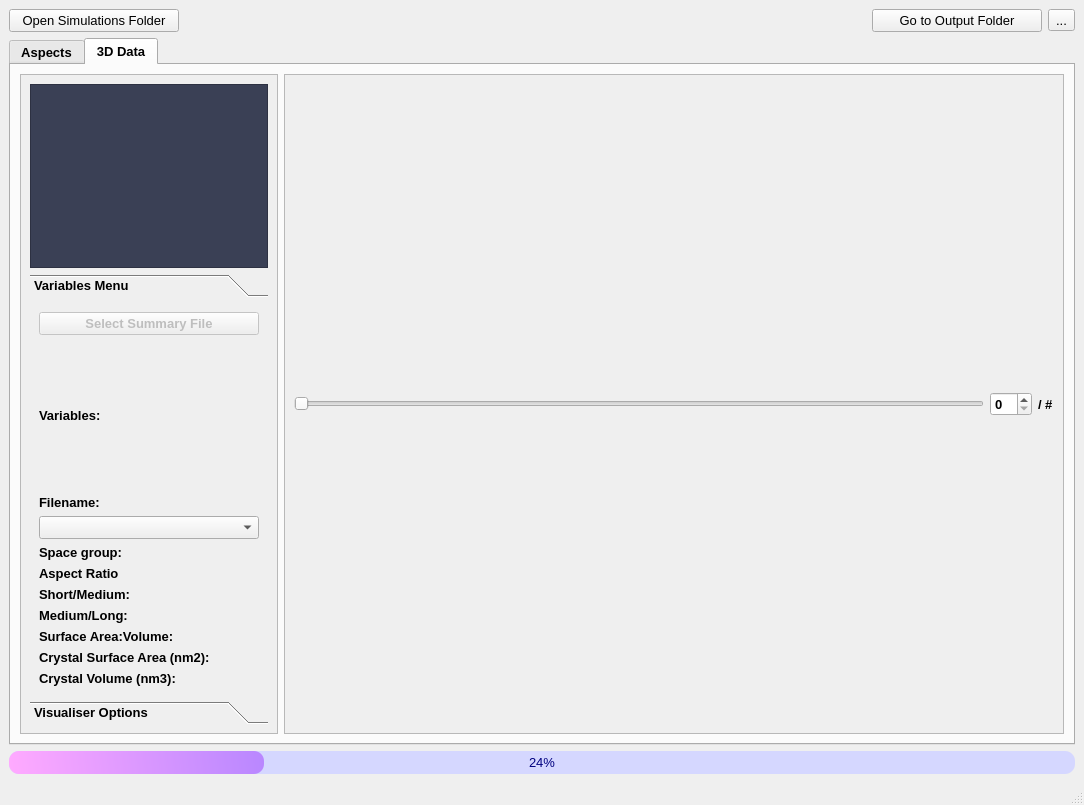
Qt form CrystalAspects/GUI/InputWindow.ui (CrystalGrowerOrg/cgaspects) before a commit.
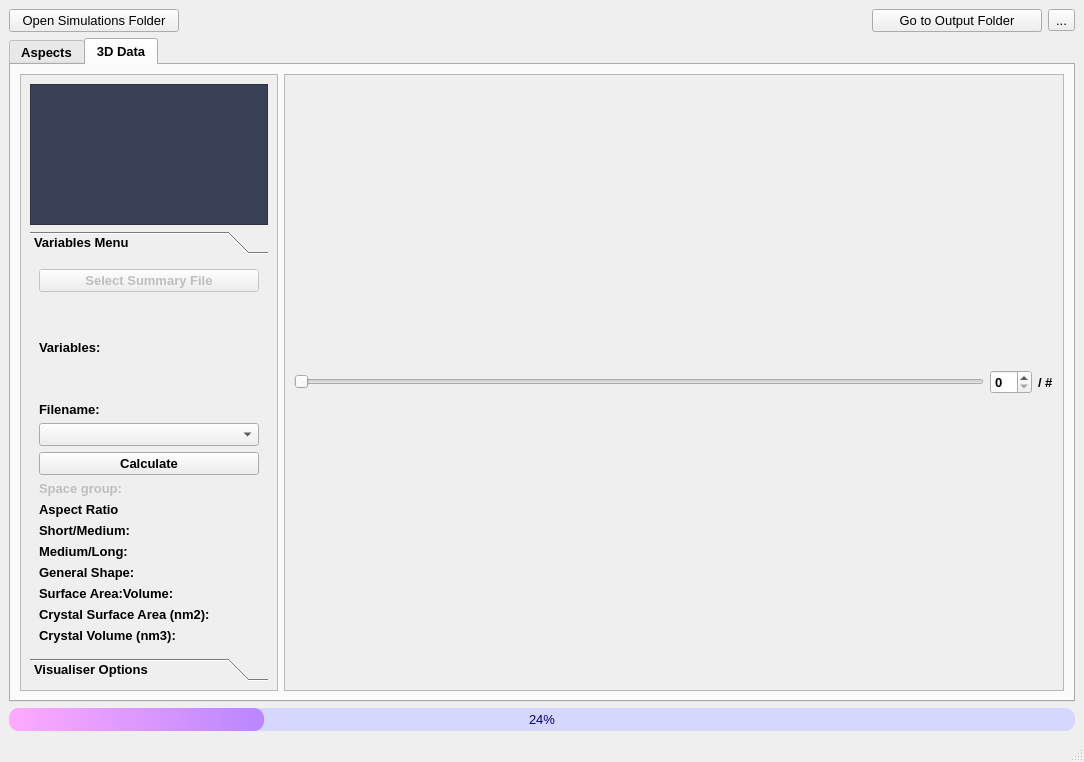
The same form after that commit. The open tabs and pages were chosen to show the change. Icons and pictures are not drawn.

```diff
--- a/CrystalAspects/GUI/InputWindow.ui
+++ b/CrystalAspects/GUI/InputWindow.ui
@@ -10,7 +10,7 @@
     <x>0</x>
     <y>0</y>
     <width>1084</width>
-    <height>805</height>
+    <height>762</height>
    </rect>
   </property>
   <property name="font">
@@ -1326,7 +1326,7 @@
                <x>0</x>
                <y>0</y>
                <width>250</width>
-               <height>629</height>
+               <height>586</height>
               </rect>
              </property>
              <layout class="QGridLayout" name="gridLayout_12">
@@ -1355,7 +1355,7 @@
                 <property name="sizePolicy">
                  <sizepolicy hsizetype="Preferred" vsizetype="Preferred">
                   <horstretch>0</horstretch>
-                  <verstretch>1</verstretch>
+                  <verstretch>3</verstretch>
                  </sizepolicy>
                 </property>
                 <property name="minimumSize">
@@ -1383,23 +1383,41 @@
                   <item row="3" column="0">
                    <layout class="QGridLayout" name="gridLayout_9">
                     <item row="2" column="0">
-                     <widget class="QComboBox" name="fname_comboBox"/>
+                     <widget class="QLabel" name="fname_label">
+                      <property name="text">
+                       <string>Filename:</string>
+                      </property>
+                     </widget>
                     </item>
-                    <item row="3" column="0">
-                     <widget class="QLabel" name="spacegroup_label">
+                    <item row="11" column="0">
+                     <widget class="QLabel" name="crystal_savol_label">
                       <property name="text">
-                       <string>Space group:</string>
+                       <string>Surface Area:Volume:</string>
                       </property>
                      </widget>
                     </item>
-                    <item row="4" column="0">
+                    <item row="10" column="0">
+                     <widget class="QLabel" name="shape_label">
+                      <property name="text">
+                       <string>General Shape:</string>
+                      </property>
+                     </widget>
+                    </item>
+                    <item row="12" column="0">
+                     <widget class="QLabel" name="crystal_sa_label">
+                      <property name="text">
+                       <string>Crystal Surface Area (nm2):</string>
+                      </property>
+                     </widget>
+                    </item>
+                    <item row="6" column="0">
                      <widget class="QLabel" name="crystal_ar_label">
                       <property name="text">
                        <string>Aspect Ratio</string>
                       </property>
                      </widget>
                     </item>
-                    <item row="6" column="0">
+                    <item row="9" column="0">
                      <widget class="QLabel" name="ml_label">
                       <property name="text">
                        <string>Medium/Long:</string>
@@ -1407,40 +1425,39 @@
                      </widget>
                     </item>
                     <item row="5" column="0">
+                     <widget class="QLabel" name="spacegroup_label">
+                      <property name="enabled">
+                       <bool>false</bool>
+                      </property>
+                      <property name="text">
+                       <string>Space group:</string>
+                      </property>
+                     </widget>
+                    </item>
+                    <item row="7" column="0">
                      <widget class="QLabel" name="sm_label">
                       <property name="text">
                        <string>Short/Medium:</string>
                       </property>
                      </widget>
                     </item>
-                    <item row="8" column="0">
-                     <widget class="QLabel" name="crystal_sa_label">
-                      <property name="text">
-                       <string>Crystal Surface Area (nm2):</string>
-                      </property>
-                     </widget>
-                    </item>
-                    <item row="7" column="0">
-                     <widget class="QLabel" name="crystal_savol_label">
-                      <property name="text">
-                       <string>Surface Area:Volume:</string>
-                      </property>
-                     </widget>
-                    </item>
-                    <item row="9" column="0">
+                    <item row="13" column="0">
                      <widget class="QLabel" name="crystal_vol_label">
                       <property name="text">
                        <string>Crystal Volume (nm3):</string>
                       </property>
                      </widget>
                     </item>
-                    <item row="1" column="0">
-                     <widget class="QLabel" name="fname_label">
+                    <item row="4" column="0">
+                     <widget class="QPushButton" name="threed_calc_button">
                       <property name="text">
-                       <string>Filename:</string>
+                       <string>Calculate</string>
                       </property>
                      </widget>
                     </item>
+                    <item row="3" column="0">
+                     <widget class="QComboBox" name="fname_comboBox"/>
+                    </item>
                    </layout>
                   </item>
                   <item row="0" column="0">
@@ -1714,7 +1731,7 @@
                <x>0</x>
                <y>0</y>
                <width>764</width>
-               <height>629</height>
+               <height>586</height>
               </rect>
              </property>
              <layout class="QGridLayout" name="gridLayout_4">
```
Left out of the diff: 98 changed lines with no effect on the pictures.
